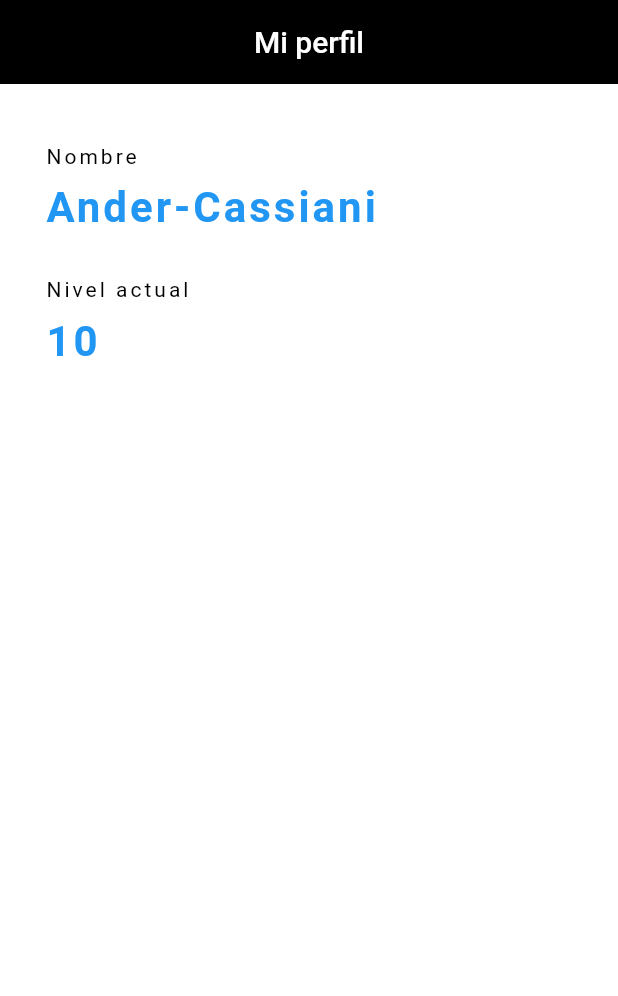
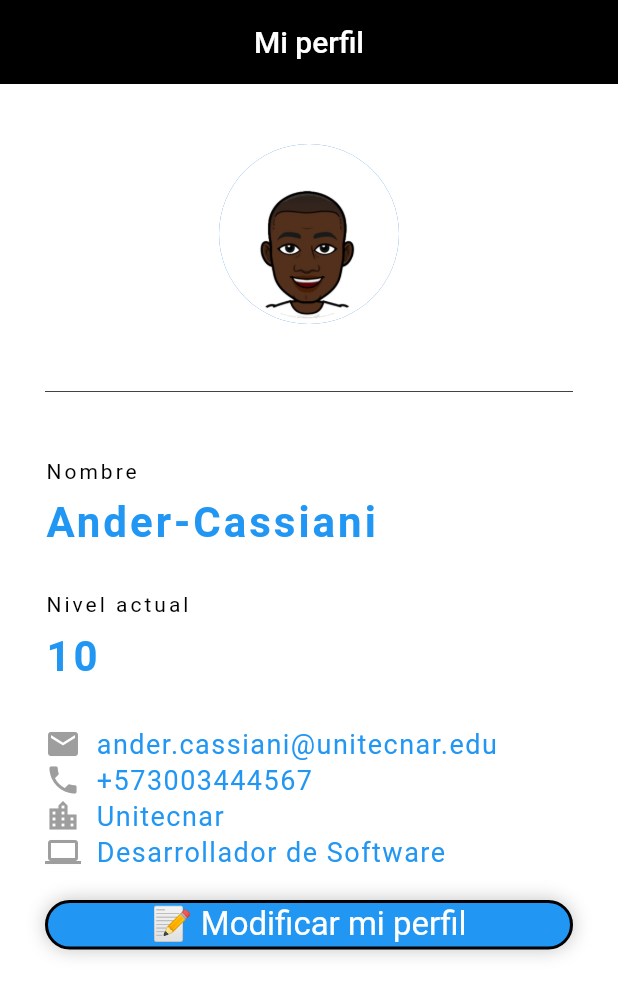
Before and after one commit to andersoncassiani/App-Moviles---Parcial-II, a Flutter app: the screen it shows after launch, on a phone screen of 412 x 824 dp. Shown: the top 996 px of the screen. Run offline on Flutter 3.47's test engine with Material 2 defaults, Android fonts, the light colour scheme and no system bars.

Commit message:
Finalizacion de la App, funcionando.

```diff
--- a/lib/main.dart
+++ b/lib/main.dart
@@ -20,6 +20,16 @@ class NinjaCard extends StatelessWidget {
         child: Column(
           crossAxisAlignment: CrossAxisAlignment.start,
           children: <Widget>[
+            Center(
+              child: CircleAvatar(
+                backgroundImage: AssetImage('assets/perfil.jpg'),
+                radius: 60.0,
+              ),
+            ),
+            Divider(
+              height: 90.0,
+              color: Colors.grey[800],
+            ),
             Text('Nombre',
                 style: TextStyle(
                   color: Colors.black,
@@ -45,6 +55,92 @@ class NinjaCard extends StatelessWidget {
                     letterSpacing: 2.0,
                     fontSize: 28.0,
                     fontWeight: FontWeight.bold)),
+            SizedBox(height: 30.0),
+            Row(
+              children: <Widget>[
+                Icon(
+                  Icons.email,
+                  color: Colors.grey,
+                ),
+                SizedBox(
+                  width: 10.0,
+                ),
+                Text(
+                  'ander.cassiani@unitecnar.edu',
+                  style: TextStyle(
+                      color: Colors.blue, fontSize: 18.0, letterSpacing: 1.0),
+                ),
+              ],
+            ),
+            Row(
+              children: <Widget>[
+                Icon(
+                  Icons.phone,
+                  color: Colors.grey,
+                ),
+                SizedBox(
+                  width: 10.0,
+                ),
+                Text(
+                  '+573003444567',
+                  style: TextStyle(
+                      color: Colors.blue, fontSize: 18.0, letterSpacing: 1.0),
+                ),
+              ],
+            ),
+            Row(
+              children: <Widget>[
+                Icon(
+                  Icons.location_city_sharp,
+                  color: Colors.grey,
+                ),
+                SizedBox(
+                  width: 10.0,
+                ),
+                Text(
+                  'Unitecnar',
+                  style: TextStyle(
+                      color: Colors.blue, fontSize: 18.0, letterSpacing: 1.0),
+                ),
+              ],
+            ),
+            Row(
+              children: <Widget>[
+                Icon(
+                  Icons.computer,
+                  color: Colors.grey,
+                ),
+                SizedBox(
+                  width: 10.0,
+                ),
+                Text(
+                  'Desarrollador de Software',
+                  style: TextStyle(
+                      color: Colors.blue, fontSize: 18.0, letterSpacing: 1.0),
+                ),
+              ],
+            ),
+            SizedBox(height: 20.0),
+            Container(
+              height: 33.0,
+              decoration: BoxDecoration(
+                  color: Colors.blue,
+                  border: Border.all(color: Colors.black, width: 2.0),
+                  borderRadius: BorderRadius.all(
+                    Radius.circular(32.0),
+                  ),
+                  boxShadow: [
+                    BoxShadow(
+                        color: Colors.grey[850]!.withOpacity(0.29),
+                        blurRadius: 10)
+                  ]),
+              child: const Center(
+                child: Text(
+                  '📝 Modificar mi perfil',
+                  style: TextStyle(fontSize: 22.0, color: Colors.white),
+                ),
+              ),
+            ),
           ],
         ),
       ),
```
Also changed, not shown: pubspec.yaml (+4 -4 lines), Evidencia 1 de la App.jpg (added), Evidencia 2 de la App.jpg (added), assets/perfil.jpg (added).
